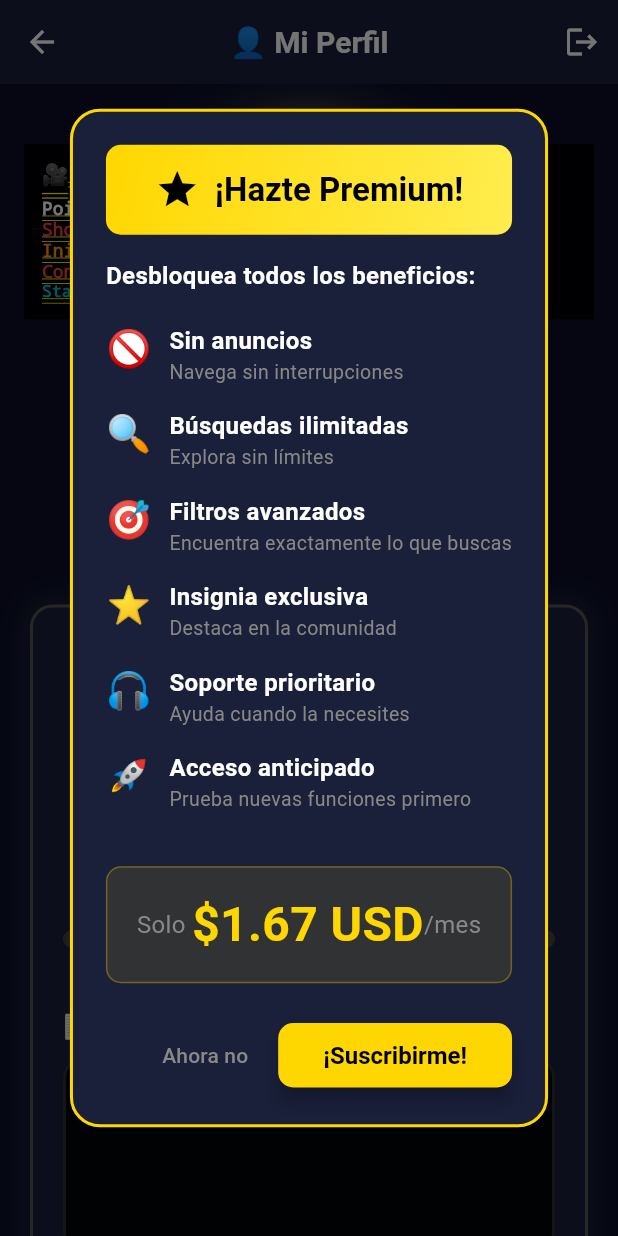
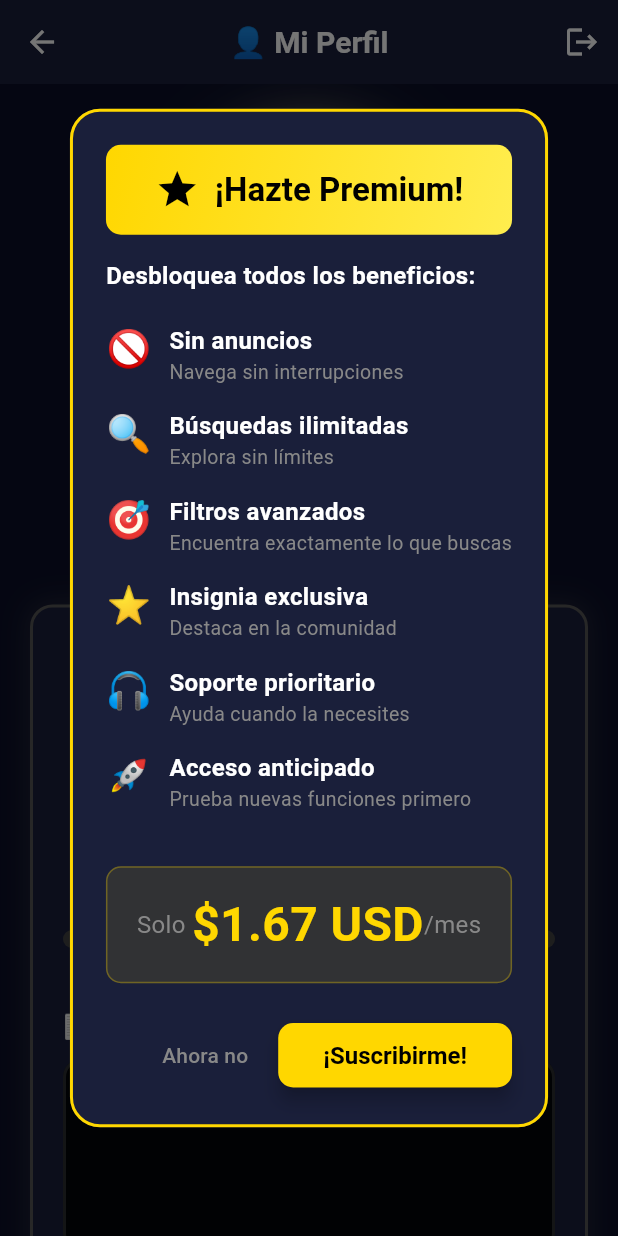
Before and after one commit to CRONOBREAK17/a-donde-vamos-app, a Flutter app: the ProfileScreen screen opened directly, on a phone screen of 412 x 824 dp. Run offline on Flutter 3.47's test engine with Material 3 defaults, Android fonts, the phone set to English and light mode, and no system bars; our stand-ins replace geolocator, google_maps_flutter, google_mobile_ads, image_picker, shared_preferences, supabase_flutter; accounts and stored records are empty.

Commit message:
reset de video de fondo

```diff
--- a/a_donde_vamos/lib/presentation/screens/profile_screen.dart
+++ b/a_donde_vamos/lib/presentation/screens/profile_screen.dart
@@ -8,7 +8,6 @@ import '../../core/utils/currency_utils.dart';
 import '../widgets/rank_profile_picture.dart';
 import '../widgets/neon_alert_dialog.dart';
 import '../widgets/ad_banner_widget.dart';
-import '../widgets/video_background.dart';
 import 'achievements_screen.dart';
 import 'dart:io';
 
@@ -441,10 +440,8 @@ class _ProfileScreenState extends State<ProfileScreen> {
     final nextRank = RankUtils.getNextRank(_activityPoints);
     final progress = RankUtils.getProgressToNextRank(_activityPoints);
 
-    return VideoBackground(
-      activityPoints: _activityPoints,
-      child: Scaffold(
-        backgroundColor: Colors.transparent,
+    return Scaffold(
+      backgroundColor: AppColors.background,
       appBar: AppBar(
         title: const Text('👤 Mi Perfil'),
         backgroundColor: AppColors.cardBackground,
@@ -767,8 +764,7 @@ class _ProfileScreenState extends State<ProfileScreen> {
                     Navigator.push(
                       context,
                       PageRouteBuilder(
-                          pageBuilder:
-                              (context, animation, secondaryAnimation) =>
+                        pageBuilder: (context, animation, secondaryAnimation) =>
                             AchievementsScreen(
                               badges: _badges,
                               activityPoints: _activityPoints,
@@ -811,9 +807,7 @@ class _ProfileScreenState extends State<ProfileScreen> {
                             ),
                             boxShadow: [
                               BoxShadow(
-                                  color: const Color(
-                                    0xFFFFD700,
-                                  ).withOpacity(0.4),
+                                color: const Color(0xFFFFD700).withOpacity(0.4),
                                 blurRadius: 15,
                                 spreadRadius: 3,
                               ),
@@ -873,7 +867,6 @@ class _ProfileScreenState extends State<ProfileScreen> {
                 child: AdBannerWidget(),
               ),
           ],
-          ),
         ),
       ),
     );
--- a/a_donde_vamos/lib/presentation/screens/user_profile_screen.dart
+++ b/a_donde_vamos/lib/presentation/screens/user_profile_screen.dart
@@ -4,7 +4,6 @@ import 'package:supabase_flutter/supabase_flutter.dart';
 import '../../core/constants/app_colors.dart';
 import '../../core/utils/rank_utils.dart';
 import '../widgets/rank_profile_picture.dart';
-import '../widgets/video_background.dart';
 import 'achievements_screen.dart';
 
 class UserProfileScreen extends StatefulWidget {
@@ -84,10 +83,8 @@ class _UserProfileScreenState extends State<UserProfileScreen> {
     final nextRank = RankUtils.getNextRank(_activityPoints);
     final progress = RankUtils.getProgressToNextRank(_activityPoints);
 
-    return VideoBackground(
-      activityPoints: _activityPoints,
-      child: Scaffold(
-        backgroundColor: Colors.transparent,
+    return Scaffold(
+      backgroundColor: AppColors.background,
       appBar: AppBar(
         title: Text(_username),
         backgroundColor: AppColors.cardBackground,
@@ -125,10 +122,7 @@ class _UserProfileScreenState extends State<UserProfileScreen> {
 
             // Rango
             Container(
-                padding: const EdgeInsets.symmetric(
-                  horizontal: 16,
-                  vertical: 8,
-                ),
+              padding: const EdgeInsets.symmetric(horizontal: 16, vertical: 8),
               decoration: BoxDecoration(
                 color: rankInfo.color.withOpacity(0.2),
                 borderRadius: BorderRadius.circular(20),
@@ -288,8 +282,7 @@ class _UserProfileScreenState extends State<UserProfileScreen> {
                     Navigator.push(
                       context,
                       PageRouteBuilder(
-                          pageBuilder:
-                              (context, animation, secondaryAnimation) =>
+                        pageBuilder: (context, animation, secondaryAnimation) =>
                             AchievementsScreen(
                               badges: _badges,
                               activityPoints: _activityPoints,
@@ -325,10 +318,7 @@ class _UserProfileScreenState extends State<UserProfileScreen> {
                           decoration: BoxDecoration(
                             shape: BoxShape.circle,
                             gradient: LinearGradient(
-                                colors: [
-                                  const Color(0xFFFFD700),
-                                  rankInfo.color,
-                                ],
+                              colors: [const Color(0xFFFFD700), rankInfo.color],
                             ),
                             boxShadow: [
                               BoxShadow(
@@ -387,7 +377,6 @@ class _UserProfileScreenState extends State<UserProfileScreen> {
 
             const SizedBox(height: 30),
           ],
-          ),
         ),
       ),
     );
--- a/a_donde_vamos/lib/presentation/widgets/video_background.dart
+++ /dev/null
@@ -1,199 +0,0 @@
-// lib/presentation/widgets/video_background.dart
-import 'package:flutter/material.dart';
-import 'package:video_player/video_player.dart';
-
-/// Widget que reproduce un video en loop como fondo de pantalla
-/// Solo se muestra si activityPoints >= 1000 (Leyenda Cósmica)
-class VideoBackground extends StatefulWidget {
-  final Widget child;
-  final int activityPoints;
-  final String videoPath;
-  final double opacity;
-
-  const VideoBackground({
-    super.key,
-    required this.child,
-    required this.activityPoints,
-    this.videoPath = 'assets/videos/Fondo_De_Pantalla_Neon_Rayos_leyenda.mp4',
-    this.opacity = 0.4,
-  });
-
-  @override
-  State<VideoBackground> createState() => _VideoBackgroundState();
-}
-
-class _VideoBackgroundState extends State<VideoBackground> {
-  VideoPlayerController? _controller;
-  bool _isInitialized = false;
-  String _debugStatus = 'Iniciando...';
-
-  @override
-  void initState() {
-    super.initState();
-    debugPrint('🎥 VideoBackground initState()');
-    debugPrint('🎥 Activity Points: ${widget.activityPoints}');
-    debugPrint('🎥 Video Path: ${widget.videoPath}');
-
-    // Solo inicializar video si el usuario es Leyenda Cósmica
-    if (widget.activityPoints >= 1000) {
-      debugPrint('🎥 ✅ Usuario es Leyenda Cósmica! Iniciando video...');
-      _initializeVideo();
-    } else {
-      debugPrint('🎥 ❌ Usuario NO es Leyenda Cósmica (necesita 1000+ pts)');
-      _debugStatus = 'No cumple requisitos de puntos';
-    }
-  }
-
-  Future<void> _initializeVideo() async {
-    debugPrint('🎥 Intentando inicializar video...');
-    try {
-      _debugStatus = 'Creando controller...';
-      debugPrint('🎥 Creando VideoPlayerController con: ${widget.videoPath}');
-      _controller = VideoPlayerController.asset(widget.videoPath);
-
-      _debugStatus = 'Inicializando controller...';
-      debugPrint('🎥 Llamando a _controller.initialize()...');
-      await _controller!.initialize();
-
-      debugPrint('🎥 ✅ Video inicializado exitosamente!');
-      debugPrint(
-        '🎥 Tamaño del video: ${_controller!.value.size.width}x${_controller!.value.size.height}',
-      );
-      debugPrint('🎥 Duración: ${_controller!.value.duration}');
-
-      _controller!.setLooping(true);
-      _controller!.setVolume(0); // Sin sonido
-      _controller!.play();
-
-      debugPrint('🎥 Video configurado: loop=true, volumen=0, playing...');
-
-      if (mounted) {
-        setState(() {
-          _isInitialized = true;
-          _debugStatus = 'Video listo!';
-        });
-        debugPrint('🎥 setState() llamado - _isInitialized = true');
-      }
-    } catch (e, stackTrace) {
-      _debugStatus = 'ERROR: $e';
-      debugPrint('🎥 ❌ ERROR inicializando video: $e');
-      debugPrint('🎥 StackTrace: $stackTrace');
-    }
-  }
-
-  @override
-  void dispose() {
-    debugPrint('🎥 VideoBackground dispose()');
-    _controller?.dispose();
-    super.dispose();
-  }
-
-  @override
-  Widget build(BuildContext context) {
-    // Solo mostrar video si es Leyenda Cósmica (1000+ puntos)
-    final showVideo = widget.activityPoints >= 1000;
-
-    print('═════════════════════════════════════');
-    print('🎥 VideoBackground BUILD');
-    print('🎥 Activity Points: ${widget.activityPoints}');
-    print('🎥 showVideo: $showVideo (necesita >= 1000)');
-    print('🎥 _isInitialized: $_isInitialized');
-    print('🎥 _controller != null: ${_controller != null}');
-    print('🎥 Status: $_debugStatus');
-    print('═════════════════════════════════════');
-
-    return Stack(
-      children: [
-        // 1. Fondo oscuro (SIEMPRE presente)
-        Positioned.fill(child: Container(color: const Color(0xFF0A0E27))),
-
-        // DEBUG: Info visible en pantalla
-        Positioned(
-          top: 80,
-          left: 0,
-          right: 0,
-          child: Container(
-            margin: const EdgeInsets.all(16),
-            padding: const EdgeInsets.all(12),
-            color: Colors.black.withOpacity(0.9),
-            child: Column(
-              crossAxisAlignment: CrossAxisAlignment.start,
-              mainAxisSize: MainAxisSize.min,
-              children: [
-                Text(
-                  '🎥 VIDEO DEBUG',
-                  style: const TextStyle(
-                    color: Colors.yellow,
-                    fontSize: 14,
-                    fontWeight: FontWeight.bold,
-                  ),
-                ),
-                const SizedBox(height: 8),
-                Text(
-                  'Points: ${widget.activityPoints}',
-                  style: const TextStyle(color: Colors.white, fontSize: 12),
-                ),
-                Text(
-                  'Show Video: $showVideo',
-                  style: TextStyle(
-                    color: showVideo ? Colors.green : Colors.red,
-                    fontSize: 12,
-                    fontWeight: FontWeight.bold,
-                  ),
-                ),
-                Text(
-                  'Initialized: $_isInitialized',
-                  style: TextStyle(
-                    color: _isInitialized ? Colors.green : Colors.orange,
-                    fontSize: 12,
-                  ),
-                ),
-                Text(
-                  'Controller: ${_controller != null}',
-                  style: TextStyle(
-                    color: _controller != null ? Colors.green : Colors.red,
-                    fontSize: 12,
-                  ),
-                ),
-                Text(
-                  'Status: $_debugStatus',
-                  style: const TextStyle(color: Colors.cyan, fontSize: 11),
-                ),
-                if (_controller != null && _isInitialized)
-                  Text(
-                    'Video: ${_controller!.value.size.width}x${_controller!.value.size.height}',
-                    style: const TextStyle(color: Colors.lime, fontSize: 11),
-                  ),
-              ],
-            ),
-          ),
-        ),
-
-        // 2. Video encima del fondo oscuro (SOLO si es Leyenda Cósmica)
-        if (showVideo && _isInitialized && _controller != null)
-          Positioned.fill(
-            child: Opacity(
-              opacity: 0.7, // Video semi-transparente para que se vea bien
-              child: FittedBox(
-                fit: BoxFit.cover,
-                child: SizedBox(
-                  width: _controller!.value.size.width,
-                  height: _controller!.value.size.height,
-                  child: VideoPlayer(_controller!),
-                ),
-              ),
-            ),
-          ),
-
-        // 3. Overlay oscuro semi-transparente para legibilidad del texto
-        if (showVideo && _isInitialized && _controller != null)
-          Positioned.fill(
-            child: Container(color: Colors.black.withOpacity(widget.opacity)),
-          ),
-
-        // 4. Contenido principal (foto, texto, cards, etc.) - SIEMPRE encima
-        widget.child,
-      ],
-    );
-  }
-}
```
Also changed, not shown: a_donde_vamos/pubspec.yaml (+3 -6 lines), a_donde_vamos/pubspec.lock, 2 other files. Lines whose indentation alone changed are shown as unchanged.
